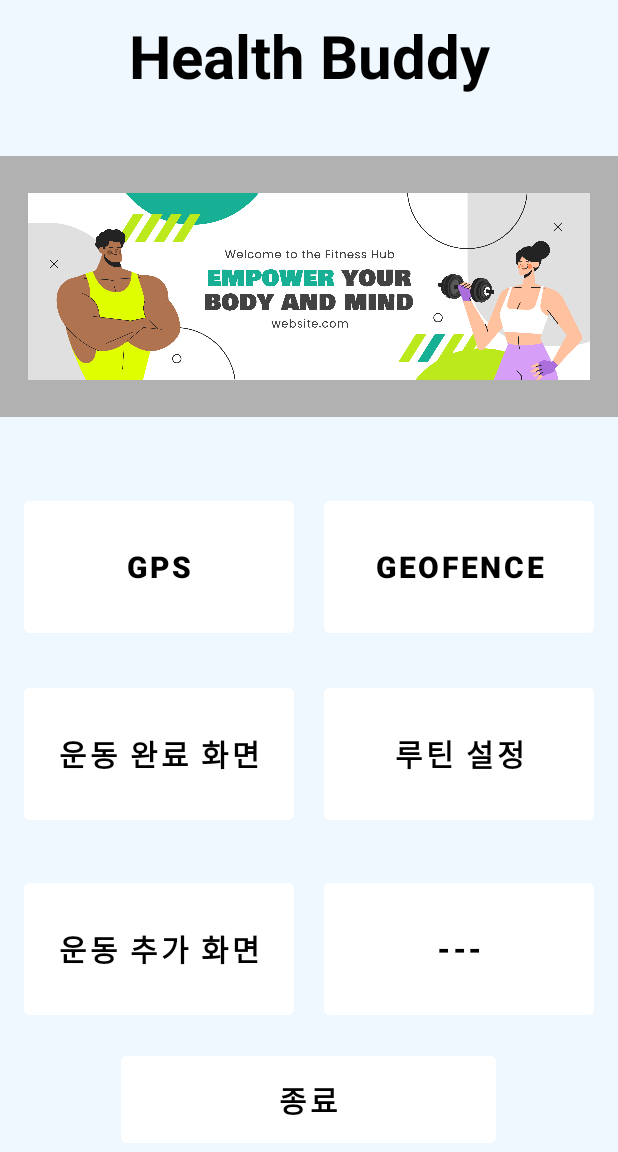
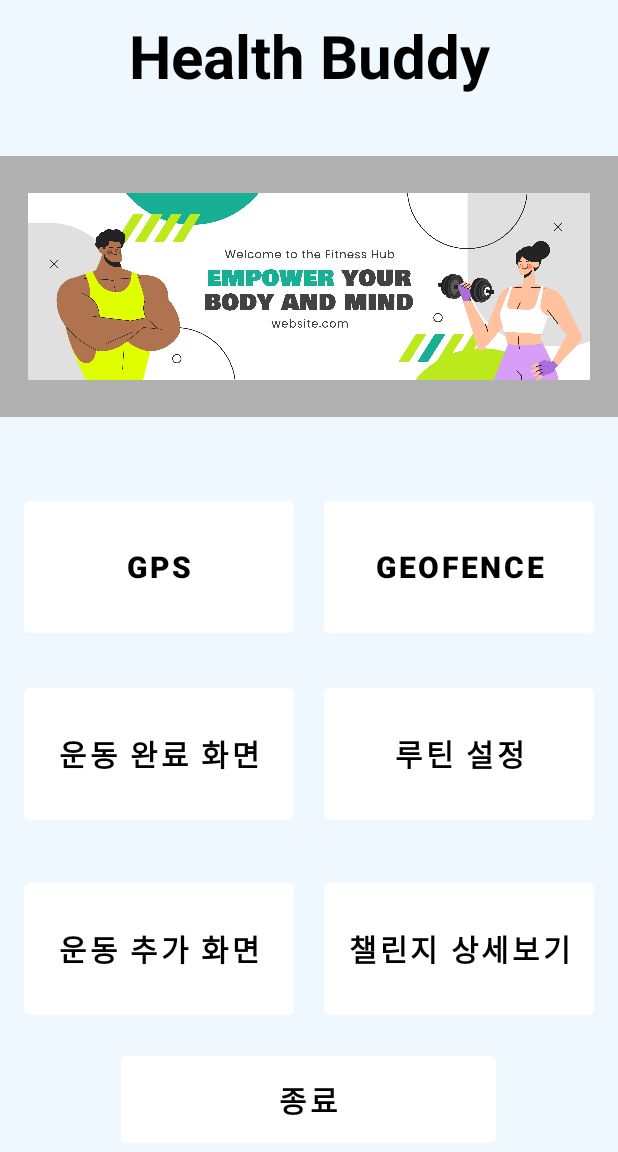
Before and after one commit to ilyoung02/FitnessApp, an Android app: the MainActivity screen opened directly, with no data from a screen before it, on a phone screen of 412 x 824 dp, the part 84-1236 px from its top. Run offline under Robolectric (Android 15) with nearby library versions, the phone set to English and light mode, and no system bars.

```diff
--- a/app/src/main/java/com/example/fitnessapp/SplashScreen/SplashActivity.java
+++ b/app/src/main/java/com/example/fitnessapp/SplashScreen/SplashActivity.java
@@ -6,7 +6,7 @@ import android.os.Handler;
 
 import androidx.appcompat.app.AppCompatActivity;
 
-import com.example.fitnessapp.LoginActivity;
+import com.example.fitnessapp.GeofenceApi.MapsActivity;
 import com.example.fitnessapp.R;
 
 public class SplashActivity extends AppCompatActivity {
@@ -18,7 +18,7 @@ public class SplashActivity extends AppCompatActivity {
         new Handler().postDelayed(new Runnable() {
             @Override
             public void run() {
-                Intent intent = new Intent(SplashActivity.this, LoginActivity.class);
+                Intent intent = new Intent(SplashActivity.this, MapsActivity.class);
                 startActivity(intent);
             }
         }, 1500);
--- a/app/src/main/res/layout/activity_main.xml
+++ b/app/src/main/res/layout/activity_main.xml
@@ -113,7 +113,7 @@
             android:layout_height="100dp"
             android:layout_marginBottom="10dp"
             android:layout_marginLeft="10dp"
-            android:text="---"
+            android:text="챌린지 상세보기"
             android:textSize="20dp"
             android:textStyle="bold"
             android:textColor="#000000"
```
Also changed, not shown: app/src/main/java/com/example/fitnessapp/MainActivity.java (+2 -7 lines).
